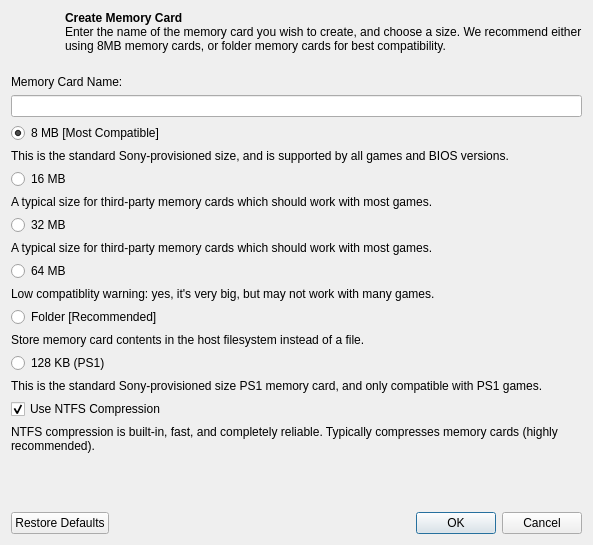
Above: pcsx2-qt/Settings/CreateMemoryCardDialog.ui from PCSX2/pcsx2 before the change. Below: the same form after it.
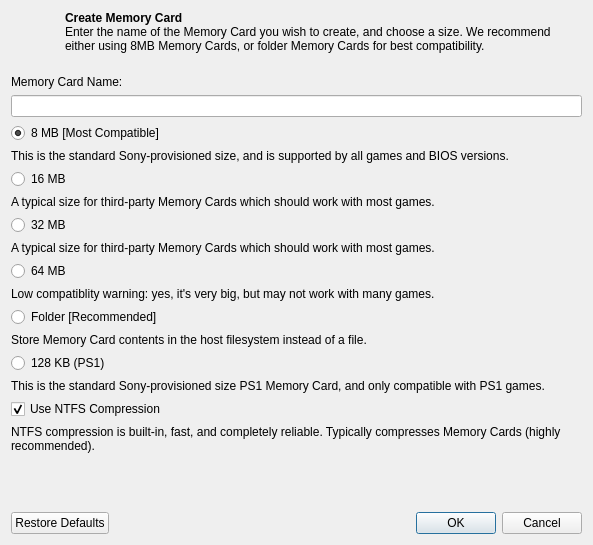
That is the form after the change. Icons and pictures are not drawn.

What changed in the file:
```diff
--- a/pcsx2-qt/Settings/CreateMemoryCardDialog.ui
+++ b/pcsx2-qt/Settings/CreateMemoryCardDialog.ui
@@ -44,7 +44,7 @@
      <item>
       <widget class="QLabel" name="label_2">
        <property name="text">
-        <string>&lt;html&gt;&lt;head/&gt;&lt;body&gt;&lt;p&gt;&lt;span style=&quot; font-weight:700;&quot;&gt;Create Memory Card&lt;/span&gt;&lt;br /&gt;Enter the name of the memory card you wish to create, and choose a size. We recommend either using 8MB memory cards, or folder memory cards for best compatibility.&lt;/p&gt;&lt;/body&gt;&lt;/html&gt;</string>
+        <string>&lt;html&gt;&lt;head/&gt;&lt;body&gt;&lt;p&gt;&lt;span style=&quot; font-weight:700;&quot;&gt;Create Memory Card&lt;/span&gt;&lt;br /&gt;Enter the name of the Memory Card you wish to create, and choose a size. We recommend either using 8MB Memory Cards, or folder Memory Cards for best compatibility.&lt;/p&gt;&lt;/body&gt;&lt;/html&gt;</string>
        </property>
        <property name="textFormat">
         <enum>Qt::RichText</enum>
@@ -112,7 +112,7 @@
      <item>
       <widget class="QLabel" name="label_5">
        <property name="text">
-        <string>A typical size for third-party memory cards which should work with most games.</string>
+        <string>A typical size for third-party Memory Cards which should work with most games.</string>
        </property>
        <property name="alignment">
         <set>Qt::AlignLeading|Qt::AlignLeft|Qt::AlignTop</set>
@@ -136,7 +136,7 @@
      <item>
       <widget class="QLabel" name="label_6">
        <property name="text">
-        <string>A typical size for third-party memory cards which should work with most games.</string>
+        <string>A typical size for third-party Memory Cards which should work with most games.</string>
        </property>
        <property name="alignment">
         <set>Qt::AlignLeading|Qt::AlignLeft|Qt::AlignTop</set>
@@ -184,7 +184,7 @@
      <item>
       <widget class="QLabel" name="label_8">
        <property name="text">
-        <string>Store memory card contents in the host filesystem instead of a file.</string>
+        <string>Store Memory Card contents in the host filesystem instead of a file.</string>
        </property>
        <property name="alignment">
         <set>Qt::AlignLeading|Qt::AlignLeft|Qt::AlignTop</set>
@@ -208,7 +208,7 @@
      <item>
       <widget class="QLabel" name="label_9">
        <property name="text">
-        <string>This is the standard Sony-provisioned size PS1 memory card, and only compatible with PS1 games.</string>
+        <string>This is the standard Sony-provisioned size PS1 Memory Card, and only compatible with PS1 games.</string>
        </property>
        <property name="alignment">
         <set>Qt::AlignLeading|Qt::AlignLeft|Qt::AlignTop</set>
@@ -235,7 +235,7 @@
      <item>
       <widget class="QLabel" name="label_10">
        <property name="text">
-        <string>NTFS compression is built-in, fast, and completely reliable. Typically compresses memory cards (highly recommended).</string>
+        <string>NTFS compression is built-in, fast, and completely reliable. Typically compresses Memory Cards (highly recommended).</string>
        </property>
        <property name="alignment">
         <set>Qt::AlignBottom|Qt::AlignLeading|Qt::AlignLeft</set>
```
